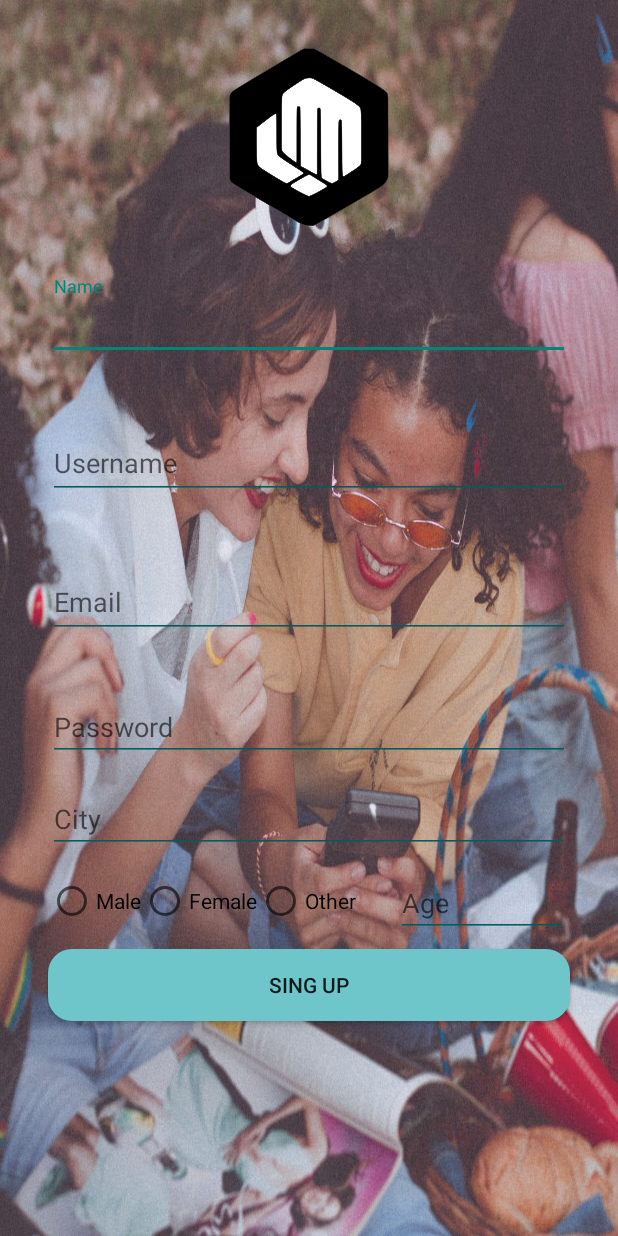
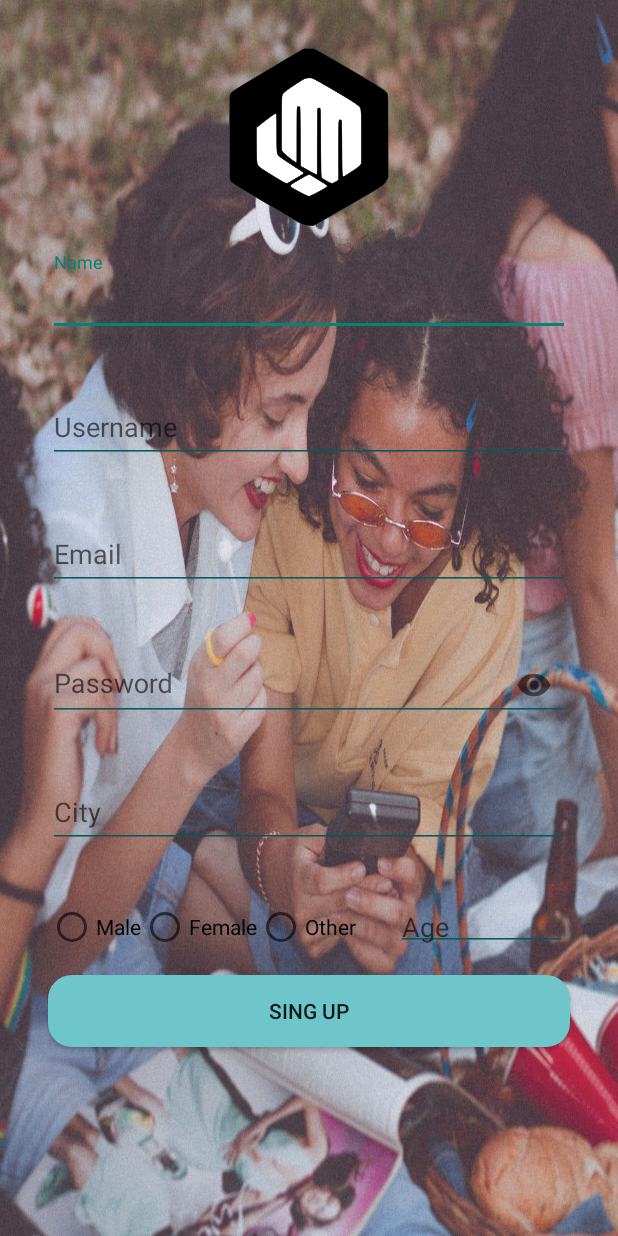
Before and after one commit to Gatherme/gatherme-ma, an Android app: the RegisterActivity screen opened directly, with no data from a screen before it, on a phone screen of 412 x 824 dp. Run offline under Robolectric (Android 15) with nearby library versions, the phone set to English and light mode, and no system bars.

Commit message:
register view

```diff
--- a/gatherme/app/src/main/res/layout/activity_register.xml
+++ b/gatherme/app/src/main/res/layout/activity_register.xml
@@ -38,7 +38,7 @@
         android:layout_width="match_parent"
         android:layout_height="wrap_content"
         android:layout_marginStart="32dp"
-        android:layout_marginTop="32dp"
+        android:layout_marginTop="16dp"
         android:layout_marginEnd="32dp"
         android:hint="@string/name"
         app:errorEnabled="true"
@@ -46,18 +46,20 @@
         app:layout_constraintHorizontal_bias="0.0"
         app:layout_constraintStart_toStartOf="parent"
         app:layout_constraintTop_toBottomOf="@+id/imageView2">
+
         <com.google.android.material.textfield.TextInputEditText
             android:layout_width="match_parent"
             android:layout_height="wrap_content"
             android:backgroundTint="@color/colorPrimaryDark"
-            android:inputType="text"/>
+            android:inputType="text" />
     </com.google.android.material.textfield.TextInputLayout>
+
     <com.google.android.material.textfield.TextInputLayout
         android:id="@+id/usernameEditText"
         android:layout_width="match_parent"
         android:layout_height="wrap_content"
         android:layout_marginStart="32dp"
-        android:layout_marginTop="16dp"
+        android:layout_marginTop="8dp"
         android:layout_marginEnd="32dp"
         android:hint="@string/username"
         app:errorEnabled="true"
@@ -65,6 +67,7 @@
         app:layout_constraintHorizontal_bias="0.0"
         app:layout_constraintStart_toStartOf="parent"
         app:layout_constraintTop_toBottomOf="@+id/nameEditText">
+
         <com.google.android.material.textfield.TextInputEditText
             android:layout_width="match_parent"
             android:layout_height="wrap_content"
@@ -77,34 +80,42 @@
         android:layout_width="match_parent"
         android:layout_height="wrap_content"
         android:layout_marginStart="32dp"
-        android:layout_marginTop="16dp"
+        android:layout_marginTop="8dp"
         android:layout_marginEnd="32dp"
         android:hint="@string/email"
         app:errorEnabled="true"
         app:layout_constraintEnd_toEndOf="parent"
         app:layout_constraintStart_toStartOf="parent"
         app:layout_constraintTop_toBottomOf="@+id/usernameEditText">
+
         <com.google.android.material.textfield.TextInputEditText
             android:layout_width="match_parent"
             android:layout_height="wrap_content"
             android:backgroundTint="@color/colorPrimaryDark"
             android:inputType="textEmailAddress" />
     </com.google.android.material.textfield.TextInputLayout>
-    <EditText
+
+    <com.google.android.material.textfield.TextInputLayout
         android:id="@+id/passwordEditText"
         android:layout_width="match_parent"
         android:layout_height="wrap_content"
         android:layout_marginStart="32dp"
-        android:layout_marginTop="16dp"
+        android:layout_marginTop="8dp"
         android:layout_marginEnd="32dp"
-        android:backgroundTint="@color/colorPrimaryDark"
-        android:ems="10"
         android:hint="@string/password"
-        android:inputType="textPassword"
+        app:endIconMode="password_toggle"
+        app:errorEnabled="true"
         app:layout_constraintEnd_toEndOf="parent"
         app:layout_constraintStart_toStartOf="parent"
-        app:layout_constraintTop_toBottomOf="@+id/emailEditText" />
+        app:layout_constraintTop_toBottomOf="@+id/emailEditText">
 
+        <com.google.android.material.textfield.TextInputEditText
+            android:layout_width="match_parent"
+            android:layout_height="wrap_content"
+            android:backgroundTint="@color/colorPrimaryDark"
+            android:inputType="textPassword" />
+    </com.google.android.material.textfield.TextInputLayout>
+    <!--
         <EditText
             android:id="@+id/cityEditText"
             android:layout_width="match_parent"
@@ -118,7 +129,26 @@
             android:inputType="textPersonName"
             app:layout_constraintEnd_toEndOf="parent"
             app:layout_constraintStart_toStartOf="parent"
-        app:layout_constraintTop_toBottomOf="@+id/passwordEditText" />
+            app:layout_constraintTop_toBottomOf="@+id/passwordEditText" />-->
+    <com.google.android.material.textfield.TextInputLayout
+        android:id="@+id/cityEditText"
+        android:layout_width="match_parent"
+        android:layout_height="wrap_content"
+        android:layout_marginStart="32dp"
+        android:layout_marginTop="8dp"
+        android:layout_marginEnd="32dp"
+        android:hint="@string/city"
+        app:errorEnabled="true"
+        app:layout_constraintEnd_toEndOf="parent"
+        app:layout_constraintStart_toStartOf="parent"
+        app:layout_constraintTop_toBottomOf="@+id/passwordEditText">
+
+        <com.google.android.material.textfield.TextInputEditText
+            android:layout_width="match_parent"
+            android:layout_height="wrap_content"
+            android:backgroundTint="@color/colorPrimaryDark"
+            android:inputType="text" />
+    </com.google.android.material.textfield.TextInputLayout>
 
     <RadioGroup
         android:id="@+id/radioGroup"
@@ -165,7 +195,7 @@
         app:layout_constraintEnd_toEndOf="parent"
         app:layout_constraintStart_toStartOf="parent"
         app:layout_constraintTop_toBottomOf="@+id/radioGroup" />
-
+    <!--
         <EditText
             android:id="@+id/editText"
             android:layout_width="114dp"
@@ -179,6 +209,24 @@
             android:inputType="number"
             app:layout_constraintEnd_toEndOf="parent"
             app:layout_constraintStart_toEndOf="@+id/radioGroup"
-        app:layout_constraintTop_toBottomOf="@+id/cityEditText" />
+            app:layout_constraintTop_toBottomOf="@+id/cityEditText" />-->
+    <com.google.android.material.textfield.TextInputLayout
+        android:id="@+id/editText"
+        android:layout_width="114dp"
+        android:layout_height="40dp"
+        android:layout_marginStart="8dp"
+        android:layout_marginTop="8dp"
+        android:layout_marginEnd="16dp"
+        android:hint="@string/age"
+        app:errorEnabled="true"
+        app:layout_constraintEnd_toEndOf="parent"
+        app:layout_constraintStart_toEndOf="@+id/radioGroup"
+        app:layout_constraintTop_toBottomOf="@+id/cityEditText">
 
+        <com.google.android.material.textfield.TextInputEditText
+            android:layout_width="match_parent"
+            android:layout_height="wrap_content"
+            android:backgroundTint="@color/colorPrimaryDark"
+            android:inputType="number" />
+    </com.google.android.material.textfield.TextInputLayout>
 </androidx.constraintlayout.widget.ConstraintLayout>
```
Lines whose indentation alone changed are shown as unchanged.
